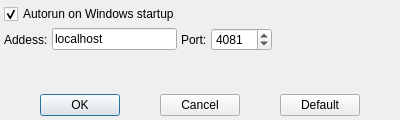
Above: tools/qt/notifier/src/dialogs/settingsdialog/settingsdialog.ui from Gris87/TInvestor before the change. Below: the same form after it.
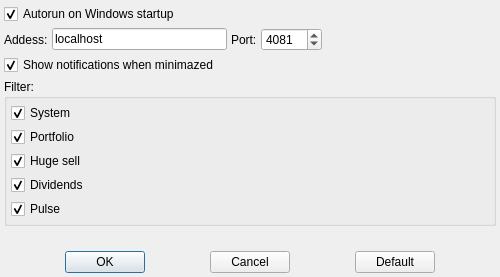
That is the form after the change.

Commit message: Notifier filter settings

```diff
--- a/tools/qt/notifier/src/dialogs/settingsdialog/settingsdialog.ui
+++ b/tools/qt/notifier/src/dialogs/settingsdialog/settingsdialog.ui
@@ -6,10 +6,16 @@
    <rect>
     <x>0</x>
     <y>0</y>
-    <width>400</width>
-    <height>120</height>
+    <width>500</width>
+    <height>277</height>
    </rect>
   </property>
+  <property name="minimumSize">
+   <size>
+    <width>500</width>
+    <height>277</height>
+   </size>
+  </property>
   <property name="windowTitle">
    <string>Settings</string>
   </property>
@@ -93,6 +99,90 @@
      </item>
     </layout>
    </item>
+   <item>
+    <widget class="QCheckBox" name="notificationsEnabledCheckBox">
+     <property name="text">
+      <string>Show notifications when minimazed</string>
+     </property>
+     <property name="checked">
+      <bool>true</bool>
+     </property>
+    </widget>
+   </item>
+   <item>
+    <widget class="QGroupBox" name="groupBox">
+     <property name="title">
+      <string>Filter:</string>
+     </property>
+     <layout class="QVBoxLayout" name="verticalLayout_2">
+      <property name="spacing">
+       <number>4</number>
+      </property>
+      <property name="leftMargin">
+       <number>4</number>
+      </property>
+      <property name="topMargin">
+       <number>4</number>
+      </property>
+      <property name="rightMargin">
+       <number>4</number>
+      </property>
+      <property name="bottomMargin">
+       <number>4</number>
+      </property>
+      <item>
+       <widget class="QCheckBox" name="filterSystemCheckBox">
+        <property name="text">
+         <string>System</string>
+        </property>
+        <property name="checked">
+         <bool>true</bool>
+        </property>
+       </widget>
+      </item>
+      <item>
+       <widget class="QCheckBox" name="filterPortfolioCheckBox">
+        <property name="text">
+         <string>Portfolio</string>
+        </property>
+        <property name="checked">
+         <bool>true</bool>
+        </property>
+       </widget>
+      </item>
+      <item>
+       <widget class="QCheckBox" name="filterHugeSellCheckBox">
+        <property name="text">
+         <string>Huge sell</string>
+        </property>
+        <property name="checked">
+         <bool>true</bool>
+        </property>
+       </widget>
+      </item>
+      <item>
+       <widget class="QCheckBox" name="filterDividendsCheckBox">
+        <property name="text">
+         <string>Dividends</string>
+        </property>
+        <property name="checked">
+         <bool>true</bool>
+        </property>
+       </widget>
+      </item>
+      <item>
+       <widget class="QCheckBox" name="filterPulseCheckBox">
+        <property name="text">
+         <string>Pulse</string>
+        </property>
+        <property name="checked">
+         <bool>true</bool>
+        </property>
+       </widget>
+      </item>
+     </layout>
+    </widget>
+   </item>
    <item>
     <spacer name="verticalSpacer">
      <property name="orientation">
```
The commit also changes 3 other files.
